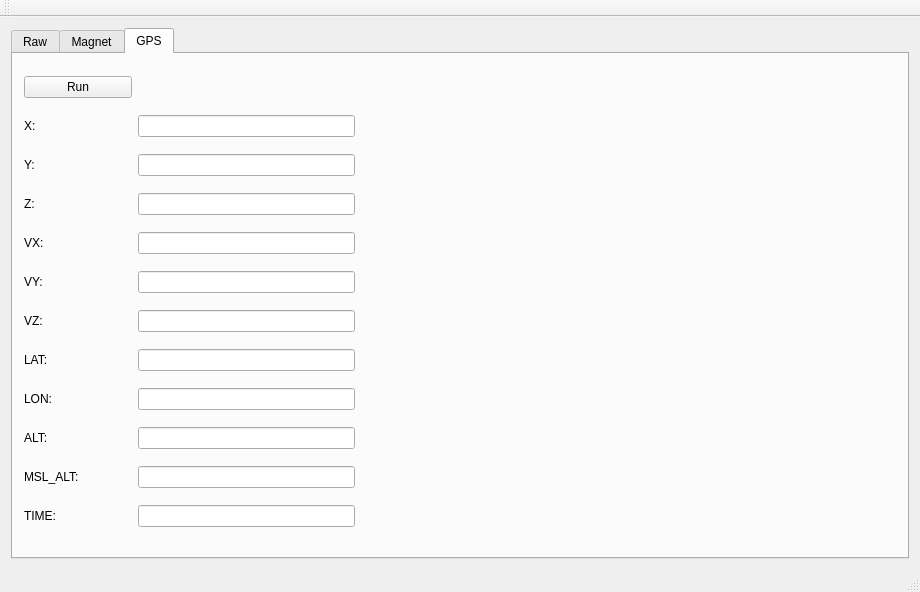
Above: ins_board_pc/mainwindow.ui from quantum-pie/ins-board-pc before the change. Below: the same form after it.
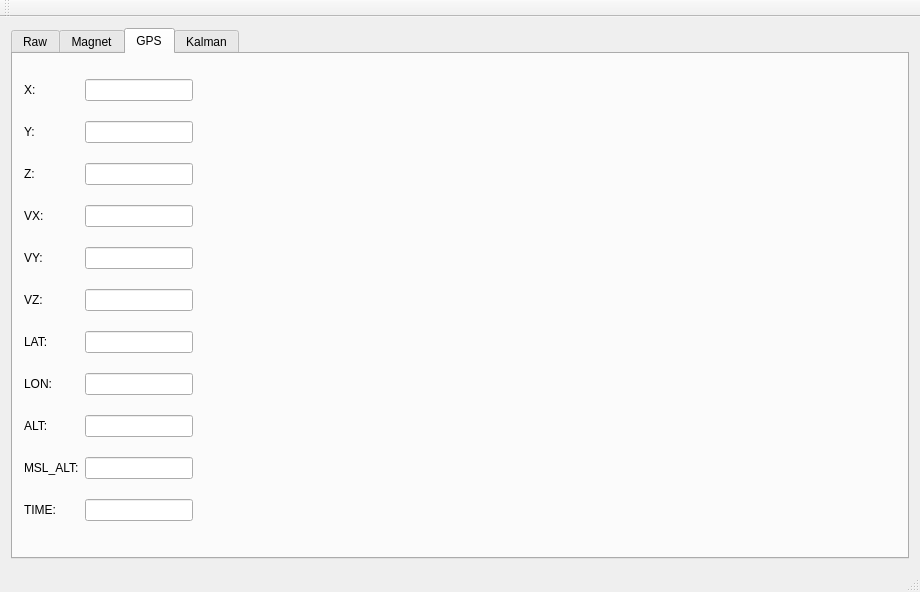
That is the form after the change. The open tabs and pages were chosen to show the change. Custom widgets are drawn as their Qt base class.

Commit message: Decimated data (one sample per net packet)

The edit to the form file:
```diff
--- a/ins_board_pc/mainwindow.ui
+++ b/ins_board_pc/mainwindow.ui
@@ -190,123 +190,18 @@
        <attribute name="title">
         <string>GPS</string>
        </attribute>
-       <layout class="QGridLayout" name="gridLayout_2" columnstretch="1,1,1,5">
-        <item row="0" column="3">
-         <spacer name="horizontalSpacer_17">
-          <property name="orientation">
-           <enum>Qt::Horizontal</enum>
-          </property>
-          <property name="sizeHint" stdset="0">
-           <size>
-            <width>539</width>
-            <height>20</height>
-           </size>
-          </property>
-         </spacer>
-        </item>
-        <item row="1" column="0">
-         <widget class="QLabel" name="label_7">
-          <property name="text">
-           <string>X:</string>
-          </property>
-         </widget>
-        </item>
-        <item row="1" column="1" colspan="2">
-         <widget class="QLineEdit" name="x_le"/>
-        </item>
-        <item row="1" column="3">
-         <spacer name="horizontalSpacer_5">
-          <property name="orientation">
-           <enum>Qt::Horizontal</enum>
-          </property>
-          <property name="sizeHint" stdset="0">
-           <size>
-            <width>539</width>
-            <height>20</height>
-           </size>
-          </property>
-         </spacer>
-        </item>
-        <item row="2" column="0">
-         <widget class="QLabel" name="label_8">
-          <property name="text">
-           <string>Y:</string>
-          </property>
-         </widget>
-        </item>
-        <item row="2" column="1" colspan="2">
-         <widget class="QLineEdit" name="y_le"/>
-        </item>
-        <item row="2" column="3">
-         <spacer name="horizontalSpacer_6">
-          <property name="orientation">
-           <enum>Qt::Horizontal</enum>
-          </property>
-          <property name="sizeHint" stdset="0">
-           <size>
-            <width>539</width>
-            <height>20</height>
-           </size>
-          </property>
-         </spacer>
-        </item>
-        <item row="3" column="0">
-         <widget class="QLabel" name="label_9">
-          <property name="text">
-           <string>Z:</string>
-          </property>
-         </widget>
-        </item>
-        <item row="3" column="1" colspan="2">
-         <widget class="QLineEdit" name="z_le"/>
-        </item>
-        <item row="3" column="3">
-         <spacer name="horizontalSpacer_7">
-          <property name="orientation">
-           <enum>Qt::Horizontal</enum>
-          </property>
-          <property name="sizeHint" stdset="0">
-           <size>
-            <width>539</width>
-            <height>20</height>
-           </size>
-          </property>
-         </spacer>
-        </item>
+       <layout class="QGridLayout" name="gridLayout_2" columnstretch="0,0,0,0">
         <item row="4" column="0">
-         <widget class="QLabel" name="label_10">
-          <property name="text">
-           <string>VX:</string>
-          </property>
-         </widget>
-        </item>
-        <item row="4" column="1" colspan="2">
-         <widget class="QLineEdit" name="vx_le"/>
-        </item>
-        <item row="4" column="3">
-         <spacer name="horizontalSpacer_8">
-          <property name="orientation">
-           <enum>Qt::Horizontal</enum>
-          </property>
-          <property name="sizeHint" stdset="0">
-           <size>
-            <width>539</width>
-            <height>20</height>
-           </size>
-          </property>
-         </spacer>
-        </item>
-        <item row="5" column="0">
          <widget class="QLabel" name="label_11">
           <property name="text">
            <string>VY:</string>
           </property>
          </widget>
         </item>
-        <item row="5" column="1" colspan="2">
+        <item row="4" column="1" colspan="2">
          <widget class="QLineEdit" name="vy_le"/>
         </item>
-        <item row="5" column="3">
+        <item row="4" column="3">
          <spacer name="horizontalSpacer_9">
           <property name="orientation">
            <enum>Qt::Horizontal</enum>
@@ -319,17 +214,17 @@
           </property>
          </spacer>
         </item>
-        <item row="6" column="0">
+        <item row="5" column="0">
          <widget class="QLabel" name="label_12">
           <property name="text">
            <string>VZ:</string>
           </property>
          </widget>
         </item>
-        <item row="6" column="1" colspan="2">
+        <item row="5" column="1" colspan="2">
          <widget class="QLineEdit" name="vz_le"/>
         </item>
-        <item row="6" column="3">
+        <item row="5" column="3">
          <spacer name="horizontalSpacer_10">
           <property name="orientation">
            <enum>Qt::Horizontal</enum>
@@ -342,17 +237,17 @@
           </property>
          </spacer>
         </item>
-        <item row="7" column="0">
+        <item row="6" column="0">
          <widget class="QLabel" name="label_13">
           <property name="text">
            <string>LAT:</string>
           </property>
          </widget>
         </item>
-        <item row="7" column="1" colspan="2">
+        <item row="6" column="1" colspan="2">
          <widget class="QLineEdit" name="lat_le"/>
         </item>
-        <item row="7" column="3">
+        <item row="6" column="3">
          <spacer name="horizontalSpacer_11">
           <property name="orientation">
            <enum>Qt::Horizontal</enum>
@@ -365,17 +260,17 @@
           </property>
          </spacer>
         </item>
-        <item row="8" column="0">
+        <item row="7" column="0">
          <widget class="QLabel" name="label_14">
           <property name="text">
            <string>LON:</string>
           </property>
          </widget>
         </item>
-        <item row="8" column="1" colspan="2">
+        <item row="7" column="1" colspan="2">
          <widget class="QLineEdit" name="lon_le"/>
         </item>
-        <item row="8" column="3">
+        <item row="7" column="3">
          <spacer name="horizontalSpacer_12">
           <property name="orientation">
            <enum>Qt::Horizontal</enum>
@@ -388,17 +283,17 @@
           </property>
          </spacer>
         </item>
-        <item row="9" column="0">
+        <item row="8" column="0">
          <widget class="QLabel" name="label_15">
           <property name="text">
            <string>ALT:</string>
           </property>
          </widget>
         </item>
-        <item row="9" column="1" colspan="2">
+        <item row="8" column="1" colspan="2">
          <widget class="QLineEdit" name="alt_le"/>
         </item>
-        <item row="9" column="3">
+        <item row="8" column="3">
          <spacer name="horizontalSpacer_13">
           <property name="orientation">
            <enum>Qt::Horizontal</enum>
@@ -411,17 +306,17 @@
           </property>
          </spacer>
         </item>
-        <item row="10" column="0">
+        <item row="9" column="0">
          <widget class="QLabel" name="label_16">
           <property name="text">
            <string>MSL_ALT:</string>
           </property>
          </widget>
         </item>
-        <item row="10" column="1" colspan="2">
+        <item row="9" column="1" colspan="2">
          <widget class="QLineEdit" name="msl_alt_le"/>
         </item>
-        <item row="10" column="3">
+        <item row="9" column="3">
          <spacer name="horizontalSpacer_14">
           <property name="orientation">
            <enum>Qt::Horizontal</enum>
@@ -434,17 +329,17 @@
           </property>
          </spacer>
         </item>
-        <item row="11" column="0">
+        <item row="10" column="0">
          <widget class="QLabel" name="label_17">
           <property name="text">
            <string>TIME:</string>
           </property>
          </widget>
         </item>
-        <item row="11" column="1" colspan="2">
+        <item row="10" column="1" colspan="2">
          <widget class="QLineEdit" name="time_le"/>
         </item>
-        <item row="11" column="3">
+        <item row="10" column="3">
          <spacer name="horizontalSpacer_15">
           <property name="orientation">
            <enum>Qt::Horizontal</enum>
@@ -458,27 +353,129 @@
          </spacer>
         </item>
         <item row="0" column="0">
-         <widget class="QPushButton" name="pushButton_2">
+         <widget class="QLabel" name="label_7">
           <property name="text">
-           <string>Run</string>
-          </property>
-          <property name="checkable">
-           <bool>true</bool>
+           <string>X:</string>
           </property>
          </widget>
         </item>
         <item row="0" column="1" colspan="2">
-         <spacer name="horizontalSpacer_16">
+         <widget class="QLineEdit" name="x_le"/>
+        </item>
+        <item row="0" column="3">
+         <spacer name="horizontalSpacer_5">
           <property name="orientation">
            <enum>Qt::Horizontal</enum>
           </property>
           <property name="sizeHint" stdset="0">
            <size>
-            <width>214</width>
+            <width>539</width>
             <height>20</height>
            </size>
           </property>
          </spacer>
+        </item>
+        <item row="1" column="0">
+         <widget class="QLabel" name="label_8">
+          <property name="text">
+           <string>Y:</string>
+          </property>
+         </widget>
+        </item>
+        <item row="1" column="1" colspan="2">
+         <widget class="QLineEdit" name="y_le"/>
+        </item>
+        <item row="1" column="3">
+         <spacer name="horizontalSpacer_6">
+          <property name="orientation">
+           <enum>Qt::Horizontal</enum>
+          </property>
+          <property name="sizeHint" stdset="0">
+           <size>
+            <width>539</width>
+            <height>20</height>
+           </size>
+          </property>
+         </spacer>
+        </item>
+        <item row="2" column="0">
+         <widget class="QLabel" name="label_9">
+          <property name="text">
+           <string>Z:</string>
+          </property>
+         </widget>
+        </item>
+        <item row="2" column="1" colspan="2">
+         <widget class="QLineEdit" name="z_le"/>
+        </item>
+        <item row="2" column="3">
+         <spacer name="horizontalSpacer_7">
+          <property name="orientation">
+           <enum>Qt::Horizontal</enum>
+          </property>
+          <property name="sizeHint" stdset="0">
+           <size>
+            <width>539</width>
+            <height>20</height>
+           </size>
+          </property>
+         </spacer>
+        </item>
+        <item row="3" column="0">
+         <widget class="QLabel" name="label_10">
+          <property name="text">
+           <string>VX:</string>
+          </property>
+         </widget>
+        </item>
+        <item row="3" column="1" colspan="2">
+         <widget class="QLineEdit" name="vx_le"/>
+        </item>
+        <item row="3" column="3">
+         <spacer name="horizontalSpacer_8">
+          <property name="orientation">
+           <enum>Qt::Horizontal</enum>
+          </property>
+          <property name="sizeHint" stdset="0">
+           <size>
+            <width>539</width>
+            <height>20</height>
+           </size>
+          </property>
+         </spacer>
+        </item>
+       </layout>
+      </widget>
+      <widget class="QWidget" name="tab_4">
+       <attribute name="title">
+        <string>Kalman</string>
+       </attribute>
+       <layout class="QGridLayout" name="gridLayout_3">
+        <item row="1" column="0" colspan="2">
+         <widget class="QCustomPlot" name="plot4" native="true"/>
+        </item>
+        <item row="0" column="1">
+         <spacer name="horizontalSpacer_2">
+          <property name="orientation">
+           <enum>Qt::Horizontal</enum>
+          </property>
+          <property name="sizeHint" stdset="0">
+           <size>
+            <width>791</width>
+            <height>20</height>
+           </size>
+          </property>
+         </spacer>
+        </item>
+        <item row="0" column="0">
+         <widget class="QPushButton" name="pushButton_2">
+          <property name="text">
+           <string>Start</string>
+          </property>
+          <property name="checkable">
+           <bool>true</bool>
+          </property>
+         </widget>
         </item>
        </layout>
       </widget>
```
Left out of the diff: 2 changed lines with no effect on the pictures. The commit also changes 2 other files.
